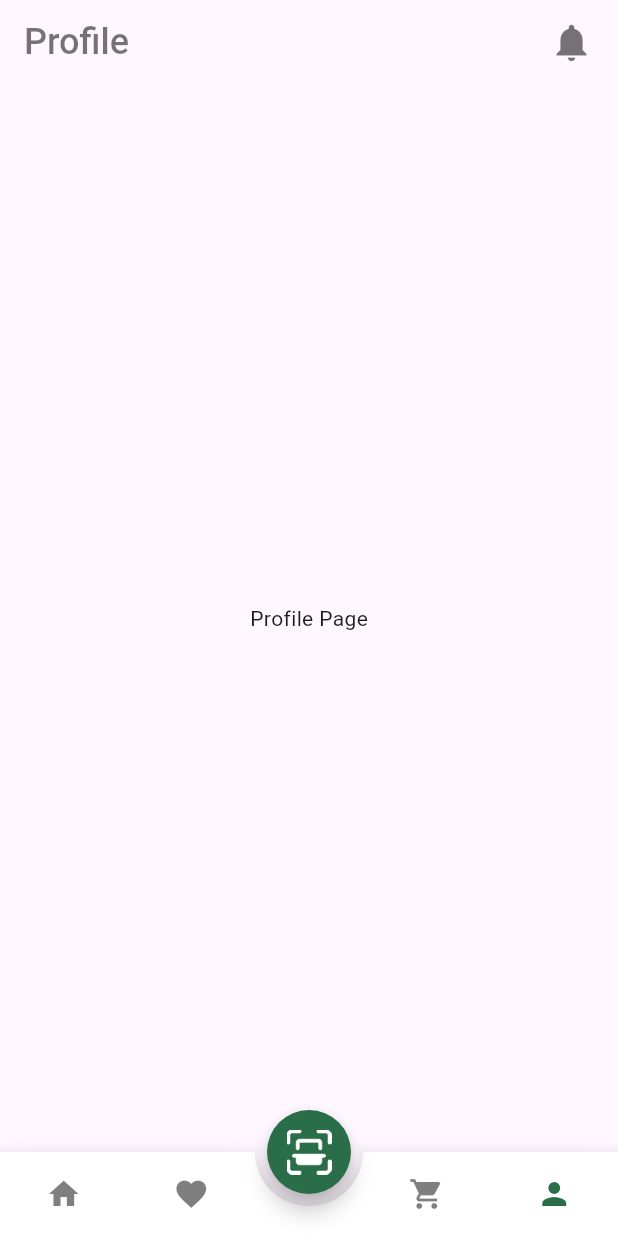
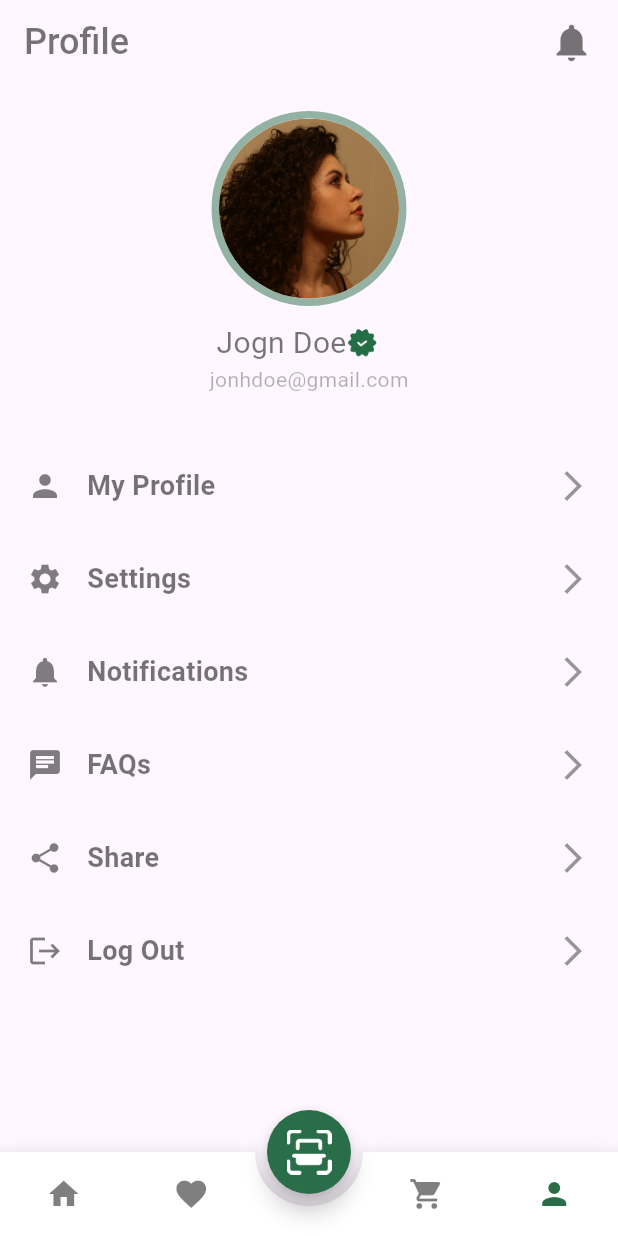
Before and after one commit to Hamle15/SoftwareEnergyApp, a Flutter app: the screen it shows after launch, item 4 of the bottom bar chosen, on a phone screen of 412 x 824 dp. Run offline on Flutter 3.47's test engine with Material 3 defaults, Android fonts, the phone set to English and light mode, and no system bars; our stand-ins replace page_transition.

Commit message:
Profile Page

```diff
--- a/lib/ui/pages/profile_page.dart
+++ b/lib/ui/pages/profile_page.dart
@@ -1,4 +1,7 @@
+import 'package:flutter/cupertino.dart';
 import 'package:flutter/material.dart';
+import 'package:integrador/constants.dart';
+import 'package:integrador/ui/pages/widgets/profile_widget.dart';
 
 class ProfilePage extends StatefulWidget {
   const ProfilePage({super.key});
@@ -10,10 +13,77 @@ class ProfilePage extends StatefulWidget {
 class _ProfilePageState extends State<ProfilePage> {
   @override
   Widget build(BuildContext context) {
-    return const Scaffold(
-      body: Center(
-        child: Text("Profile Page"),
+    Size size = MediaQuery.of(context).size;
+    return Scaffold(
+        body: SingleChildScrollView(
+      child: Container(
+        padding: const EdgeInsets.all(18),
+
+        width: size.width,
+        child: Column(
+          crossAxisAlignment: CrossAxisAlignment.center,
+          children: [
+            Container(
+              width: 150,
+              child: const CircleAvatar(
+                radius: 60,
+                backgroundColor: Colors.transparent,
+                backgroundImage: ExactAssetImage('assets/images/profile.jpg'),
+              ),
+              decoration: BoxDecoration(
+                  shape: BoxShape.circle,
+                  border: Border.all(
+                    color: Constants.primaryColor.withOpacity(.5),
+                    width: 5.0,
+                  )),
+            ),
+            const SizedBox(
+              height: 10,
+            ),
+            SizedBox(
+              width: size.width * .3,
+              child: Row(
+                children: [
+                  Text(
+                    "Jogn Doe",
+                    style: TextStyle(
+                      color: Constants.blackColor,
+                      fontSize: 20,
+                    ),
+                  ),
+                  SizedBox(
+                    height: 21.0,
+                    child: Image.asset("assets/images/verified.png"),
+                  ),
+                ],
+              ),
+            ),
+            Text(
+              "jonhdoe@gmail.com",
+              style: TextStyle(color: Constants.blackColor.withOpacity(.3)),
+            ),
+            const SizedBox(
+              height: 30.0,
+            ),
+            SizedBox(
+              height: size.height * .7,
+              width: size.width,
+              child: Column(
+                crossAxisAlignment: CrossAxisAlignment.center,
+                children: [
+                  ProfileWidget(icon: Icons.person, title: "My Profile"),
+                  ProfileWidget(icon: Icons.settings, title: "Settings"),
+                  ProfileWidget(
+                      icon: Icons.notifications, title: "Notifications"),
+                  ProfileWidget(icon: Icons.chat, title: "FAQs"),
+                  ProfileWidget(icon: Icons.share, title: "Share"),
+                  ProfileWidget(icon: Icons.logout, title: "Log Out"),
+                ],
+              ),
+            )
+          ],
+        ),
       ),
-    );
+    ));
   }
 }
--- /dev/null
+++ b/lib/ui/pages/widgets/profile_widget.dart
@@ -0,0 +1,37 @@
+import 'package:flutter/material.dart';
+import 'package:integrador/constants.dart';
+
+class ProfileWidget extends StatelessWidget {
+  final IconData icon;
+  final String title;
+
+  const ProfileWidget({
+    Key? key, required this.icon, required this.title
+  }): super(key:key);
+
+  @override
+  Widget build(BuildContext context) {
+    return Container(
+      padding: const EdgeInsets.symmetric(vertical: 18.0),
+      child: Row(
+        mainAxisAlignment: MainAxisAlignment.spaceBetween,
+        children: [
+          Row(
+            children: [
+              Icon(icon, color: Constants.blackColor.withOpacity(.5), size: 24.0),
+              const SizedBox(
+                width: 16.0,
+              ),
+              Text(title, style: TextStyle(
+                color: Constants.blackColor,
+                fontSize: 18,
+                fontWeight: FontWeight.w600,
+              ),)
+            ],
+          ),
+          Icon(Icons.arrow_forward_ios, color: Constants.blackColor.withOpacity(.4),),
+        ],
+      ),
+    );
+  }
+}
```
